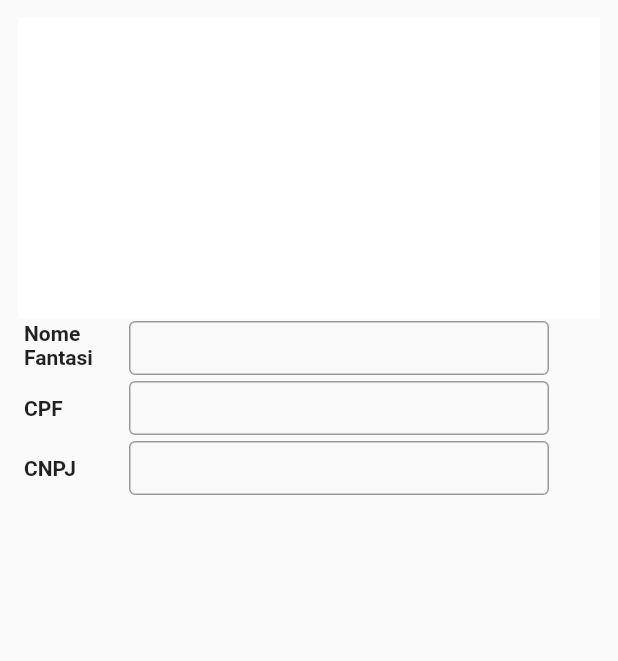
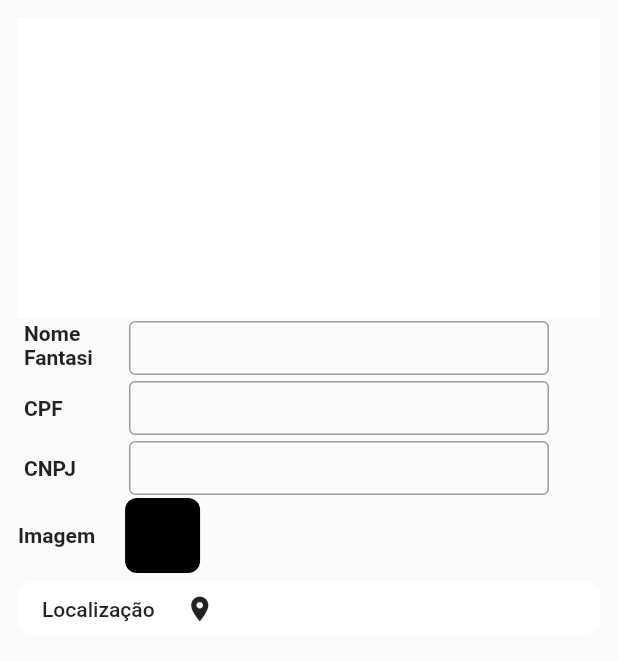
Before and after one commit to lismaroliveira1/bahia_delivery_cross_platform_app, a Flutter app: the PartnerRegisterScreen screen opened directly, on a phone screen of 412 x 824 dp. Shown: the top 661 px of the screen. Run offline on Flutter 3.47's test engine with Material 2 defaults, Android fonts, the phone set to English and light mode, and no system bars; our stand-ins replace brasil_fields, cloud_firestore, cloud_functions, curved_navigation_bar, dio, firebase_auth and 7 more; missing offline and left inert: bloc_pattern, cpfcnpj, credit_card_number_validator, credit_card_type_detector, flutter_facebook_login; accounts and stored records are empty.

Commit message:
Store Model

```diff
--- /dev/null
+++ b/lib/models/store_model.dart
@@ -0,0 +1,3 @@
+import 'package:scoped_model/scoped_model.dart';
+
+class StoreModel extends Model {}
--- a/lib/screens/be_a_partener_screen.dart
+++ b/lib/screens/be_a_partener_screen.dart
@@ -1,7 +1,6 @@
 import 'package:bahia_delivery/screens/register_partner_screen.dart';
 import 'package:bahia_delivery/screens/register_delivery_man.dart';
 import 'package:flutter/material.dart';
-
 
 class BeAParterScreen extends StatefulWidget {
   @override
--- a/lib/screens/register_partner_screen.dart
+++ b/lib/screens/register_partner_screen.dart
@@ -1,13 +1,21 @@
+import 'package:bahia_delivery/models/user_model.dart';
+import 'package:bahia_delivery/screens/location_screen.dart';
 import 'package:bahia_delivery/widgets/input_register_form.dart';
 import 'package:flutter/material.dart';
+import 'package:permission_handler/permission_handler.dart';
+import 'package:scoped_model/scoped_model.dart';
 
 class PartnerRegisterScreen extends StatelessWidget {
+  final GlobalKey<FormState> _formKey = GlobalKey<FormState>();
   @override
   Widget build(BuildContext context) {
     return Scaffold(
-      body: Padding(
+      body: ScopedModelDescendant<UserModel>(
+        builder: (context, child, model) {
+          return Form(
+            child: Padding(
               padding: const EdgeInsets.all(12),
-        child: ListView(
+              child: Column(
                 children: <Widget>[
                   Container(
                     height: 200,
@@ -18,10 +26,69 @@ class PartnerRegisterScreen extends StatelessWidget {
                   InputRegisterForm(
                     title: "CNPJ",
                     width: 280,
+                  ),
+                  Row(
+                    children: <Widget>[
+                      Text(
+                        "Imagem",
+                        style: TextStyle(
+                            fontWeight: FontWeight.bold, color: Colors.black87),
+                      ),
+                      SizedBox(
+                        width: 20,
+                      ),
+                      Container(
+                        height: 50,
+                        width: 50,
+                        decoration: BoxDecoration(
+                            borderRadius: BorderRadius.circular(8),
+                            color: Colors.black),
+                      ),
+                    ],
+                  ),
+                  FlatButton(
+                    onPressed: () async {
+                      var status = await Permission.locationWhenInUse.status;
+
+                      if (status.isDenied) {
+                        //TODO Inplement GO to the settings function
+                      } else if (status.isGranted) {
+                        Navigator.of(context).push(MaterialPageRoute(
+                          builder: (context) => LocationScreen(),
+                        ));
+                      } else if (status.isRestricted) {
+                      } else if (status.isUndetermined) {
+                        await Permission.locationWhenInUse.request();
+                      } else if (status.isPermanentlyDenied) {
+                        //Implementar para o mesmo abrir o settings
+                      }
+                    },
+                    color: Colors.white,
+                    shape: RoundedRectangleBorder(
+                        borderRadius: BorderRadius.circular(10)),
+                    child: Row(
+                      children: [
+                        Text(model.addressSeted
+                            ? model.currentUserAddress.street +
+                                ", nº " +
+                                model.currentUserAddress.number
+                            : "Localização"),
+                        SizedBox(
+                          width: 20,
+                        ),
+                        Icon(
+                          Icons.location_on,
+                          size: 20,
                         )
                       ],
                     ),
                   ),
+                ],
+              ),
+            ),
+          );
+        },
+      ),
     );
   }
 }
--- a/lib/validators/credit_card_validators.dart
+++ b/lib/validators/credit_card_validators.dart
@@ -26,7 +26,6 @@ class CredirCardValidators {
   });
   final validateDate =
       StreamTransformer<String, String>.fromHandlers(handleData: (date, sink) {
-    String error = '';
     switch (date.length) {
       case 1:
         if (int.parse(date) <= 1) {
```
Also changed, not shown: lib/main.dart (+11 -9 lines), lib/tabs/home_tab.dart (+4 -5 lines), lib/widgets/payment_card.dart (+6 -2 lines). Lines whose indentation alone changed are shown as unchanged.
